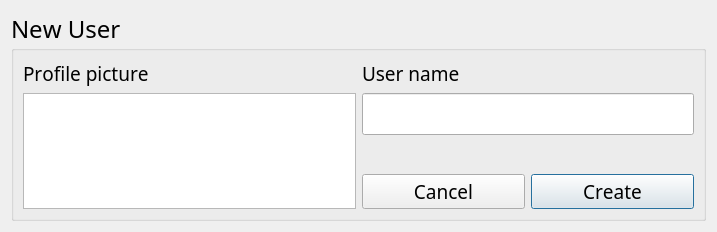
Before: the Qt Designer form Trunk/gui/NewUserDialog.ui in emiliosku/CubaTronik, drawn with Qt 5.
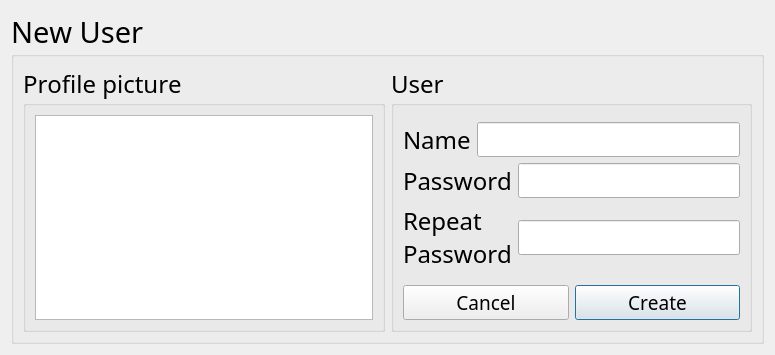
After: the same form once the commit is applied.

Commit message: New in this version: -Creating the "log" folder, in which the user information is saved. -New files of user information can be created. -User name and profile picture are displayed on the available users list. -Automatic available users refresh through threading. -Added the "repeat password" method into the log in dialog.

```diff
--- a/Trunk/gui/NewUserDialog.ui
+++ b/Trunk/gui/NewUserDialog.ui
@@ -6,8 +6,8 @@
    <rect>
     <x>0</x>
     <y>0</y>
-    <width>717</width>
-    <height>232</height>
+    <width>775</width>
+    <height>355</height>
    </rect>
   </property>
   <property name="windowTitle">
@@ -22,7 +22,7 @@
      <property name="font">
       <font>
        <family>Single Sleeve</family>
-       <pointsize>18</pointsize>
+       <pointsize>22</pointsize>
        <kerning>false</kerning>
       </font>
      </property>
@@ -31,54 +31,33 @@
      </property>
      <layout class="QHBoxLayout" name="horizontalLayout">
       <item>
-       <layout class="QVBoxLayout" name="verticalLayout_3">
-        <item>
-         <widget class="QLabel" name="label_profilePicture">
+       <widget class="QGroupBox" name="groupBox_2">
           <property name="font">
            <font>
-            <pointsize>14</pointsize>
-           </font>
-          </property>
-          <property name="text">
+          <pointsize>18</pointsize>
+         </font>
+        </property>
+        <property name="title">
            <string>Profile picture</string>
           </property>
-         </widget>
-        </item>
+        <layout class="QHBoxLayout" name="horizontalLayout_2">
         <item>
          <widget class="QListWidget" name="list_profilePicture"/>
         </item>
        </layout>
+       </widget>
       </item>
       <item>
+       <widget class="QGroupBox" name="groupBox_3">
+        <property name="font">
+         <font>
+          <pointsize>18</pointsize>
+         </font>
+        </property>
+        <property name="title">
+         <string>User</string>
+        </property>
        <layout class="QVBoxLayout" name="verticalLayout_2">
-        <item>
-         <widget class="QLabel" name="label_userName">
-          <property name="sizePolicy">
-           <sizepolicy hsizetype="Preferred" vsizetype="Maximum">
-            <horstretch>0</horstretch>
-            <verstretch>0</verstretch>
-           </sizepolicy>
-          </property>
-          <property name="font">
-           <font>
-            <pointsize>14</pointsize>
-           </font>
-          </property>
-          <property name="text">
-           <string>User name</string>
-          </property>
-         </widget>
-        </item>
-        <item>
-         <widget class="QLineEdit" name="txt_newUserName">
-          <property name="sizePolicy">
-           <sizepolicy hsizetype="Expanding" vsizetype="Fixed">
-            <horstretch>0</horstretch>
-            <verstretch>0</verstretch>
-           </sizepolicy>
-          </property>
-         </widget>
-        </item>
         <item>
          <spacer name="verticalSpacer_2">
           <property name="orientation">
@@ -96,38 +75,110 @@
          </spacer>
         </item>
         <item>
-         <layout class="QHBoxLayout" name="horizontalLayout_2">
+          <layout class="QHBoxLayout" name="horizontalLayout_4">
+           <item>
+            <widget class="QLabel" name="label">
+             <property name="sizePolicy">
+              <sizepolicy hsizetype="Maximum" vsizetype="Preferred">
+               <horstretch>0</horstretch>
+               <verstretch>0</verstretch>
+              </sizepolicy>
+             </property>
+             <property name="text">
+              <string>Name</string>
+             </property>
+            </widget>
+           </item>
+           <item>
+            <widget class="QLineEdit" name="txt_newUserName">
+             <property name="font">
+              <font>
+               <pointsize>14</pointsize>
+              </font>
+             </property>
+            </widget>
+           </item>
+          </layout>
+         </item>
+         <item>
+          <layout class="QHBoxLayout" name="horizontalLayout_5">
+           <item>
+            <widget class="QLabel" name="label_2">
+             <property name="sizePolicy">
+              <sizepolicy hsizetype="Maximum" vsizetype="Preferred">
+               <horstretch>0</horstretch>
+               <verstretch>0</verstretch>
+              </sizepolicy>
+             </property>
+             <property name="text">
+              <string>Password</string>
+             </property>
+            </widget>
+           </item>
+           <item>
+            <widget class="QLineEdit" name="txt_newUserPassword">
+             <property name="font">
+              <font>
+               <pointsize>14</pointsize>
+              </font>
+             </property>
+            </widget>
+           </item>
+          </layout>
+         </item>
+         <item>
+          <layout class="QHBoxLayout" name="horizontalLayout_6">
+           <item>
+            <widget class="QLabel" name="label_3">
+             <property name="text">
+              <string>Repeat
+Password</string>
+             </property>
+            </widget>
+           </item>
+           <item>
+            <widget class="QLineEdit" name="txt_newUserRepeatPassword">
+             <property name="font">
+              <font>
+               <pointsize>14</pointsize>
+              </font>
+             </property>
+            </widget>
+           </item>
+          </layout>
+         </item>
+         <item>
+          <spacer name="verticalSpacer">
+           <property name="orientation">
+            <enum>Qt::Vertical</enum>
+           </property>
+           <property name="sizeType">
+            <enum>QSizePolicy::Expanding</enum>
+           </property>
+           <property name="sizeHint" stdset="0">
+            <size>
+             <width>20</width>
+             <height>40</height>
+            </size>
+           </property>
+          </spacer>
+         </item>
+         <item>
+          <layout class="QHBoxLayout" name="horizontalLayout_3">
           <item>
            <widget class="QPushButton" name="pb_cancel">
-            <property name="sizePolicy">
-             <sizepolicy hsizetype="Minimum" vsizetype="Fixed">
-              <horstretch>0</horstretch>
-              <verstretch>0</verstretch>
-             </sizepolicy>
-            </property>
             <property name="font">
              <font>
-              <family>Single Sleeve</family>
               <pointsize>14</pointsize>
-              <kerning>false</kerning>
              </font>
             </property>
             <property name="text">
              <string>Cancel</string>
             </property>
-            <property name="autoDefault">
-             <bool>false</bool>
-            </property>
            </widget>
           </item>
           <item>
            <widget class="QPushButton" name="pb_create">
-            <property name="sizePolicy">
-             <sizepolicy hsizetype="Minimum" vsizetype="Fixed">
-              <horstretch>0</horstretch>
-              <verstretch>0</verstretch>
-             </sizepolicy>
-            </property>
             <property name="font">
              <font>
               <pointsize>14</pointsize>
@@ -136,11 +187,15 @@
             <property name="text">
              <string>Create</string>
             </property>
+             <property name="default">
+              <bool>true</bool>
+             </property>
            </widget>
           </item>
          </layout>
         </item>
        </layout>
+       </widget>
       </item>
      </layout>
     </widget>
```
Left out of the diff: 2 changed lines with no effect on the pictures. Lines whose indentation alone changed are shown as unchanged. The commit also changes 6 other files.
